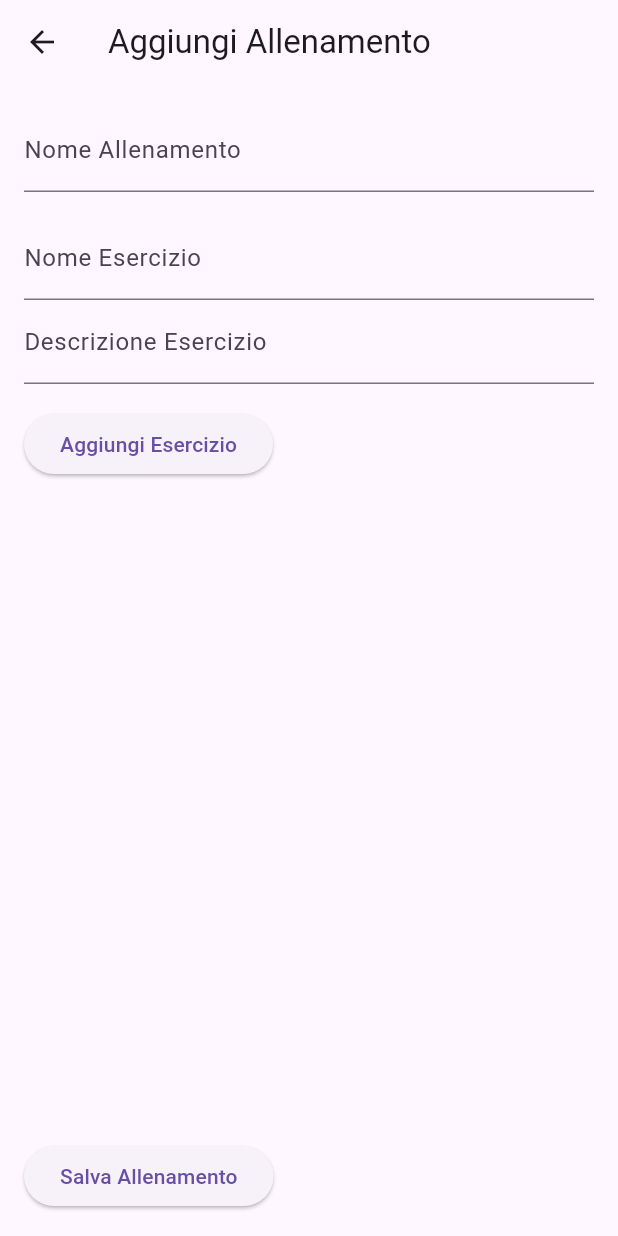
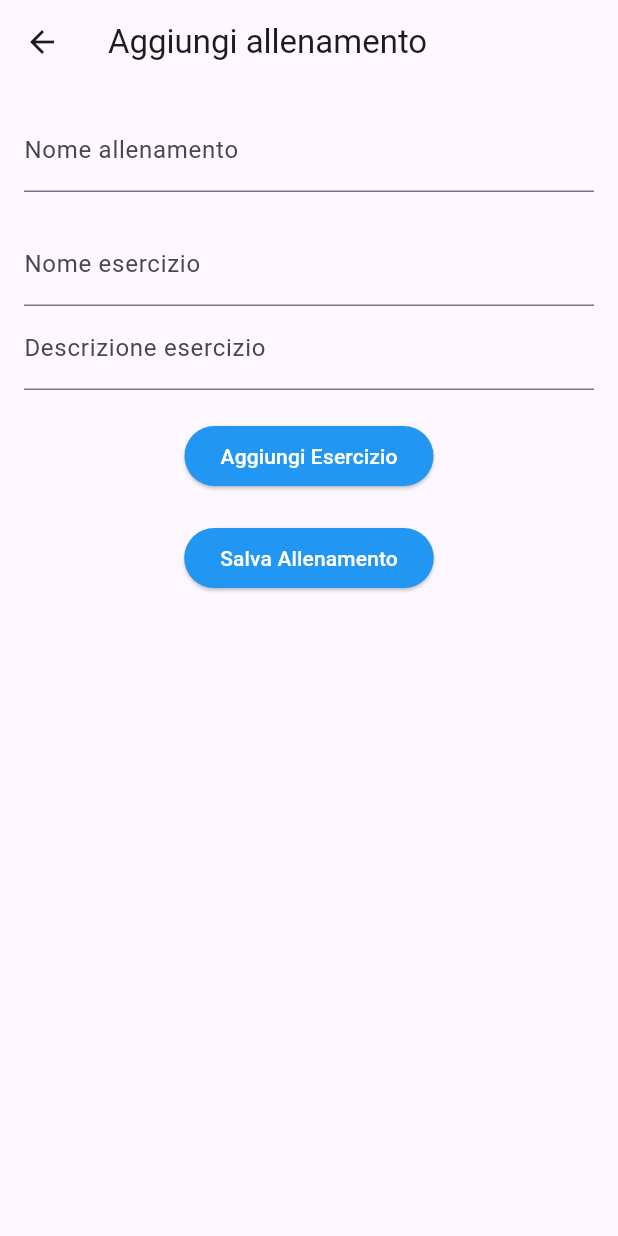
Before and after one commit to 88KEVIN88/fitness, a Flutter app: the screen it shows after launch, item 2 of the bottom bar chosen, after a tap on the "add" icon, on a phone screen of 412 x 824 dp. Run offline on Flutter 3.47's test engine with Material 3 defaults, Android fonts, the phone set to English and light mode, and no system bars; our stand-ins replace charts_flutter; network calls fail.

Commit message:
modifiche stile

```diff
--- a/lib/workout_history_page.dart
+++ b/lib/workout_history_page.dart
@@ -105,7 +105,7 @@ class _WorkoutHistoryPageState extends State<WorkoutHistoryPage> {
         title: const Text('Crea un allenamento'),
         actions: [
           IconButton(
-            icon: const Icon(Icons.add),
+            icon: const Icon(Icons.add,color: Colors.blue,),
             onPressed: () {
               Navigator.push(
                 context,
@@ -350,51 +350,41 @@ class _AddWorkoutPageState extends State<AddWorkoutPage> {
 
   @override
   Widget build(BuildContext context) {
+    final ButtonStyle blueButtonStyle = ElevatedButton.styleFrom(
+      backgroundColor: Colors.blue, // Background color
+      foregroundColor: Colors.white, // Text color
+    );
+
     return Scaffold(
       appBar: AppBar(
-        title: const Text('Aggiungi Allenamento'),
+        title: const Text('Aggiungi allenamento'),
       ),
       body: Padding(
         padding: const EdgeInsets.all(16.0),
         child: Column(
-          crossAxisAlignment: CrossAxisAlignment.start,
           children: [
             TextField(
               controller: _nameController,
-              decoration: const InputDecoration(
-                labelText: 'Nome Allenamento',
-              ),
+              decoration: const InputDecoration(labelText: 'Nome allenamento'),
             ),
-            const SizedBox(height: 16.0),
+            const SizedBox(height: 20),
             TextField(
               controller: _exerciseNameController,
-              decoration: const InputDecoration(
-                labelText: 'Nome Esercizio',
-              ),
+              decoration: const InputDecoration(labelText: 'Nome esercizio'),
             ),
             TextField(
               controller: _exerciseDescriptionController,
-              decoration: const InputDecoration(
-                labelText: 'Descrizione Esercizio',
-              ),
+              decoration: const InputDecoration(labelText: 'Descrizione esercizio'),
             ),
-            const SizedBox(height: 16.0),
+            const SizedBox(height: 20),
             ElevatedButton(
+              style: blueButtonStyle,
               onPressed: _addExercise,
               child: const Text('Aggiungi Esercizio'),
             ),
-            const SizedBox(height: 16.0),
-            Expanded(
-              child: ListView.separated(
-                itemCount: _exercises.length,
-                separatorBuilder: (context, index) => const Divider(),
-                itemBuilder: (context, index) {
-                  return ExerciseListItem(exercise: _exercises[index]);
-                },
-              ),
-            ),
-            const SizedBox(height: 10.0),
+            const SizedBox(height: 20),
             ElevatedButton(
+              style: blueButtonStyle,
               onPressed: _saveWorkout,
               child: const Text('Salva Allenamento'),
             ),
```
Also changed, not shown: lib/create_workout_page.dart (+15 -17 lines).
